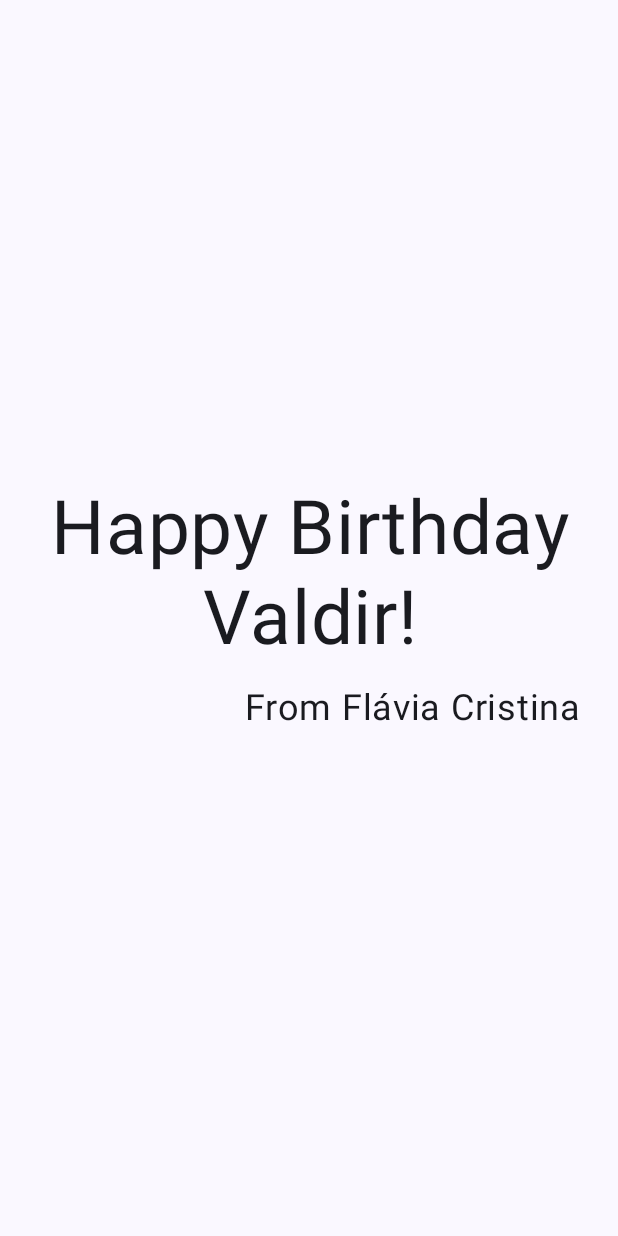
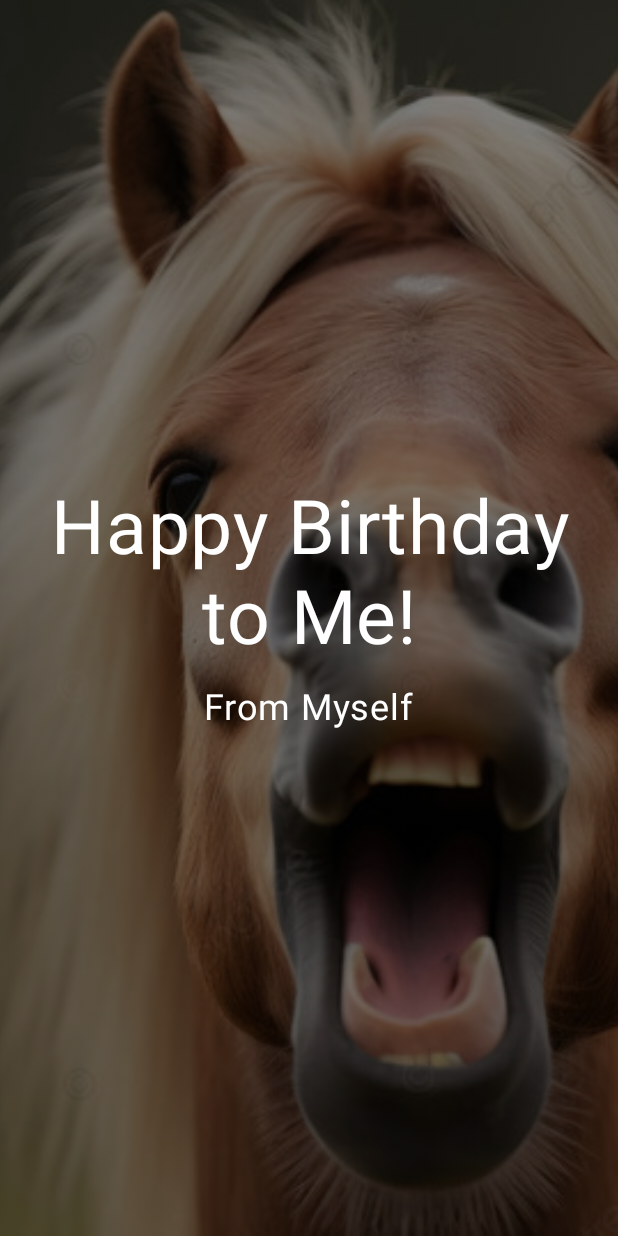
Before and after one commit to valdir-studies/birthday-card-app, an Android app built with Jetpack Compose: the screen it shows after launch (MainActivity), on a phone screen of 412 x 824 dp. Run offline under Robolectric (Android 15) with nearby library versions, the phone set to English and light mode, and no system bars.

Commit message:
feat: add background img and a cool audio

```diff
--- a/app/src/main/java/com/example/happybirthday/MainActivity.kt
+++ b/app/src/main/java/com/example/happybirthday/MainActivity.kt
@@ -1,21 +1,25 @@
 package com.example.happybirthday
 
+import android.media.MediaPlayer
 import android.os.Bundle
 import androidx.activity.ComponentActivity
 import androidx.activity.compose.setContent
 import androidx.activity.enableEdgeToEdge
+import androidx.compose.foundation.Image
 import androidx.compose.foundation.layout.Arrangement
+import androidx.compose.foundation.layout.Box
 import androidx.compose.foundation.layout.Column
-import androidx.compose.foundation.layout.Row
 import androidx.compose.foundation.layout.fillMaxSize
 import androidx.compose.foundation.layout.padding
-import androidx.compose.material3.MaterialTheme
-import androidx.compose.material3.Scaffold
 import androidx.compose.material3.Surface
 import androidx.compose.material3.Text
 import androidx.compose.runtime.Composable
 import androidx.compose.ui.Alignment
 import androidx.compose.ui.Modifier
+import androidx.compose.ui.graphics.Color
+import androidx.compose.ui.layout.ContentScale
+import androidx.compose.ui.res.painterResource
+import androidx.compose.ui.res.stringResource
 import androidx.compose.ui.text.style.TextAlign
 import androidx.compose.ui.tooling.preview.Preview
 import androidx.compose.ui.unit.dp
@@ -30,16 +34,22 @@ class MainActivity : ComponentActivity() {
             HappyBirthdayTheme {
                 Surface(
                     modifier = Modifier.fillMaxSize(),
-                    color = MaterialTheme.colorScheme.background
+                    color = Color.Black
                 ) {
-                    GreetingText(
-                        message = "Happy Birthday Valdir!",
-                        from = "From Flávia Cristina",
-                        modifier = Modifier.padding(8.dp)
+                    GreetingImage(
+                        message = stringResource(R.string.happy_birthday_text),
+                        from = stringResource(R.string.signature_text),
                     )
+                    PlayAudio()
                 }
             }
         }
+    }
+
+    @Composable
+    fun PlayAudio() {
+        val mp: MediaPlayer = MediaPlayer.create(this, R.raw.cavalo)
+        mp.start()
     }
 }
 
@@ -55,22 +65,57 @@ fun GreetingText(message: String, from: String, modifier: Modifier = Modifier) {
             textAlign = TextAlign.Center,
             fontSize = 50.sp,
             lineHeight = 60.sp,
+            color = Color.White
         )
         Text(
             text = from,
             fontSize = 24.sp,
+            color = Color.White,
             modifier = Modifier
                 .padding(16.dp)
-                .align(alignment = Alignment.End)
+                .align(Alignment.CenterHorizontally)
+
         )
     }
 
+}
+
+
+
+@Composable
+fun GreetingImage(message: String, from: String, modifier: Modifier = Modifier) {
+    val image = painterResource(R.drawable.androidparty)
+
+    Box(modifier) {
+        Image(
+            painter = image,
+            contentDescription = null,
+            contentScale = ContentScale.Crop,
+            alpha = 0.5F,
+            modifier = Modifier.fillMaxSize()
+        )
+        GreetingText(
+            message = message,
+            from = from,
+            modifier = Modifier
+                .fillMaxSize()
+                .padding(8.dp)
+        )
+    }
 }
 
 @Preview(showBackground = true, showSystemUi = true)
 @Composable
 fun BirthdayCardPreview() {
     HappyBirthdayTheme {
-        GreetingText(message = "Happy Birthday Valdir!", from = "From Flávia Cristina")
+        Surface(
+            modifier = Modifier.fillMaxSize(),
+            color = Color.Black
+        ) {
+            GreetingImage(
+                message = stringResource(R.string.happy_birthday_text),
+                from = stringResource(R.string.signature_text),
+            )
+        }
     }
 }
--- /dev/null
+++ b/app/src/main/res/drawable/ic_play.xml
@@ -0,0 +1,5 @@
+<vector xmlns:android="http://schemas.android.com/apk/res/android" android:height="24dp" android:tint="#000000" android:viewportHeight="24" android:viewportWidth="24" android:width="24dp">
+
+    <path android:fillColor="@android:color/white" android:pathData="M12,2C6.48,2 2,6.48 2,12s4.48,10 10,10 10,-4.48 10,-10S17.52,2 12,2zM10,16.5v-9l6,4.5 -6,4.5z"/>
+
+</vector>
--- a/app/src/main/res/values/strings.xml
+++ b/app/src/main/res/values/strings.xml
@@ -1,3 +1,5 @@
 <resources>
     <string name="app_name">Happy Birthday</string>
+    <string name="happy_birthday_text">Happy Birthday to Me!</string>
+    <string name="signature_text">From Myself</string>
 </resources>
```
Also changed, not shown: app/src/main/res/drawable-nodpi/androidparty.jpg (added), app/src/main/res/drawable-nodpi/bg.jpg (added), 1 other file.
